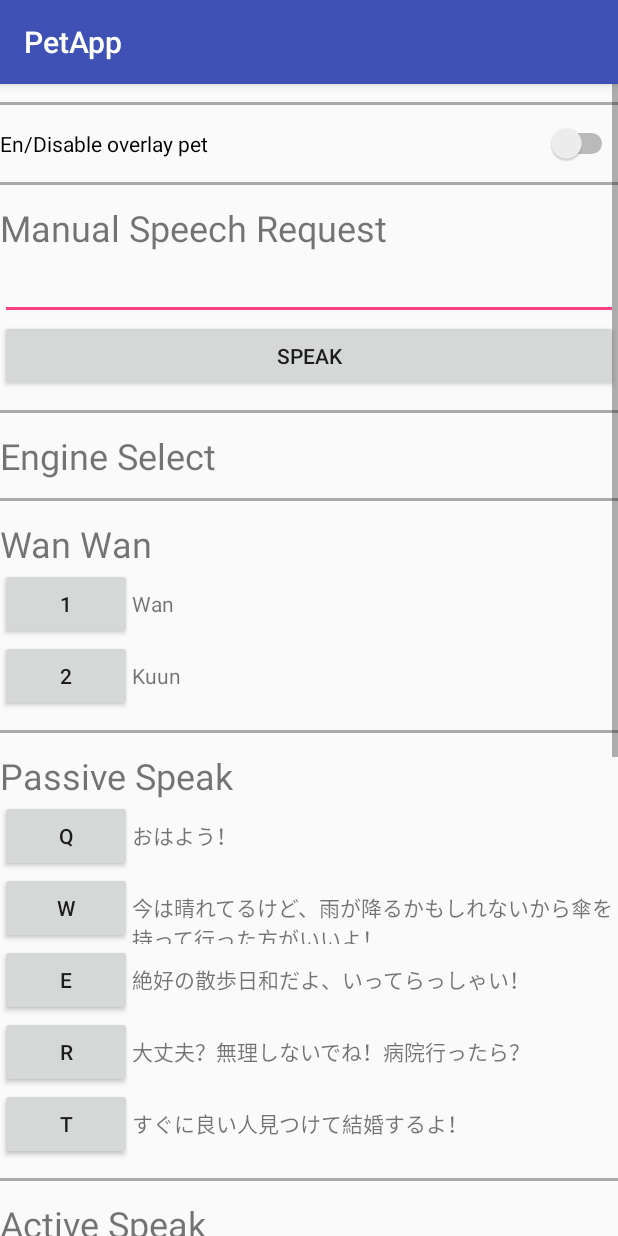
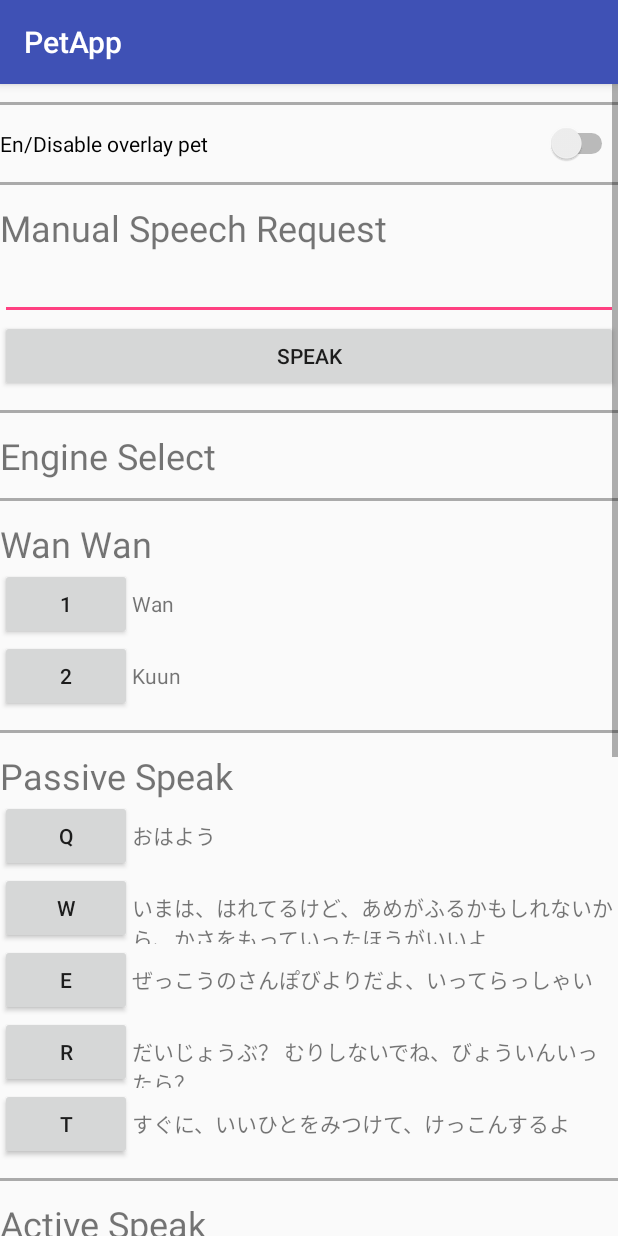
Before and after one commit to fezrestia/voice-interactive-something, an Android app: the MainActivity screen opened directly, with no data from a screen before it, on a phone screen of 412 x 824 dp. Run offline under Robolectric (Android 15) with nearby library versions, the phone set to English and light mode, and no system bars; 1 statement that could not run was skipped.

Commit message:
MOD: Change speech script to flatten

```diff
--- a/app/src/main/res/values/strings.xml
+++ b/app/src/main/res/values/strings.xml
@@ -3,7 +3,7 @@
 
     <string name="overlay_switch_label">En/Disable overlay pet</string>
 
-<!--
+    <!--
     <string name="script_a_0">hello</string>
     <string name="script_a_1">world</string>
     <string name="script_a_2">it</string>
@@ -19,19 +19,37 @@
     <string name="script_a_5">おなかすいたー</string>
 -->
 
-    <!-- Passive Speak. -->
-    <!--
+    <!-- DEBUG
     <string name="key_q">hello there it is fine today. this is a long sentence speaking test and verification.</string>
     <string name="key_w">passive speaking</string>
     <string name="key_e">active speak ?</string>
     -->
+    <string name="key_q">おはよう</string>
+    <string name="key_w">いまは、はれてるけど、あめがふるかもしれないから、かさをもっていったほうがいいよ</string>
+    <string name="key_e">ぜっこうのさんぽびよりだよ、いってらっしゃい</string>
+    <string name="key_r">だいじょうぶ？ むりしないでね、びょういんいったら？</string>
+    <string name="key_t">すぐに、いいひとをみつけて、けっこんするよ</string>
+
+    <string name="key_a">おはよう、きょうはいいてんきだね、でも、ゆうがたからあめがふるみたい</string>
+    <string name="key_s">たいへん！ おおすぎれんさんがなくなったんだって、かなしいね</string>
+    <string name="key_d">さいきん、だいぶあたたかくなってきたね、かふんしょうのひとはだいじょうぶかな？</string>
+    <string name="key_f">たけのこがしゅんのきせつだね、どんなりょうりにするとおいしいかなぁ？</string>
+    <string name="key_g">おなかがへったよー</string>
+    <string name="key_h">きょうは、おおずもうの、せんしゅうらくだね。きせのさとぜきは、ゆうしょうできるかなぁ？</string>
+    <string name="key_j">きょうは、たなばただね。よるのてんきはいいみたい。あまのがわがキレイにみえるかなぁ？</string>
+    <string name="key_k">きょうは、3ちょうめの、おにくやさんで、とくばいセールがあるよ</string>
+    <string name="key_l">きょうは、2ちょうめの、おてらで、おまつりがあるよ。たのしみだね！</string>
+
+    <string name="key_z">はにゅうくん、オリンピック2たいかいれんぞくきんメダルだね、スゴイね！</string>
+    <string name="title_activity_black_screen">BlackScreenActivity</string>
+
+    <!--
     <string name="key_q">おはよう！</string>
     <string name="key_w">今は晴れてるけど、雨が降るかもしれないから傘を持って行った方がいいよ！</string>
     <string name="key_e">絶好の散歩日和だよ、いってらっしゃい！</string>
     <string name="key_r">大丈夫？無理しないでね！病院行ったら？</string>
     <string name="key_t">すぐに良い人見つけて結婚するよ！</string>
 
-    <!-- Active Speak. -->
     <string name="key_a">おはよう、今日はいい天気だね。でも夕方から雨が降るみたい</string>
     <string name="key_s">大変！大杉漣さんが亡くなったんだって。悲しいね。</string>
     <string name="key_d">最近だいぶ暖かくなってきたね。花粉症の人は大丈夫かな？</string>
@@ -42,9 +60,7 @@
     <string name="key_k">今日は3丁目のお肉屋さんで特売セールがあるよ</string>
     <string name="key_l">今日は２丁目のお寺でお祭りがあるよ。楽しみだね！</string>
 
-    <!-- TV Watch -->
     <string name="key_z">羽生君、オリンピック2大会連続金メダルだね、スゴイね！</string>
-
-
+-->
 
 </resources>
```
